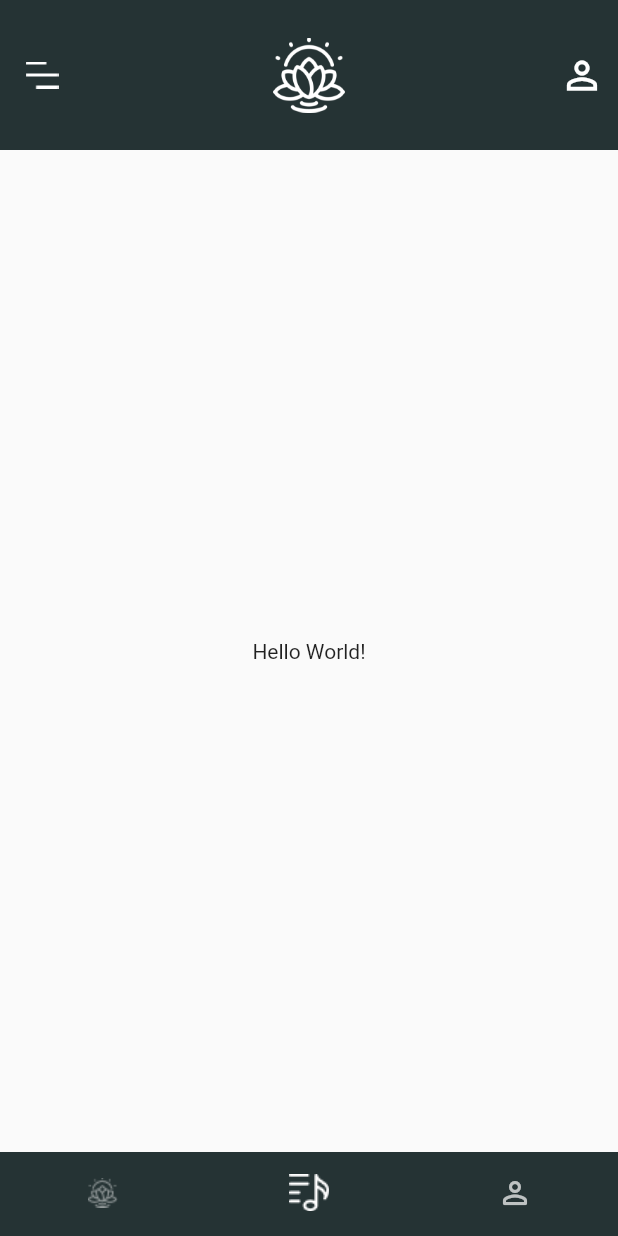
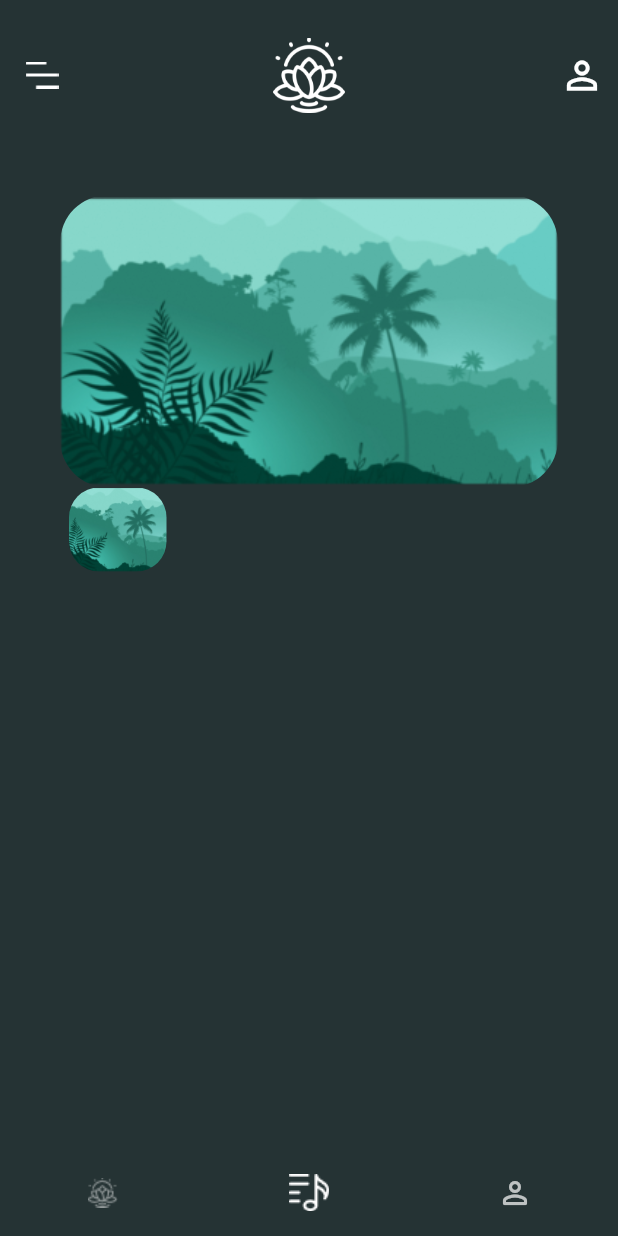
Before and after one commit to 5CYTH3/Yoguha, a Flutter app: the MainScreen screen opened directly, item 2 of the bottom bar chosen, on a phone screen of 412 x 824 dp. Run offline on Flutter 3.47's test engine with Material 2 defaults, Android fonts, the phone set to English and light mode, and no system bars; our stand-ins replace firebase_auth, firebase_core, google_fonts; accounts and stored records are empty.

Commit message:
🎎 Start building the playlist screen.

```diff
--- a/lib/src/views/playlist_screen.dart
+++ b/lib/src/views/playlist_screen.dart
@@ -5,10 +5,42 @@ class PlaylistScreenBody extends StatelessWidget {
 
   @override
   Widget build(BuildContext context) {
+    final maxWidth = MediaQuery.of(context).size.width;
+    final gray = Color(0xFFBEC2C2);
+		final cream = Color(0xFFF7F3F0);
+
+    List<AssetImage> imageList = [AssetImage(""), ];
+
     return Container(
-      child: Center(
-        child: Text("Hello World!"),
-      ),
+      width: maxWidth,
+      height: MediaQuery.of(context).size.height,
+      decoration: BoxDecoration(color: Theme.of(context).accentColor),
+      child: Padding(
+        padding: EdgeInsets.all(30),
+        child: Column(
+          children: [
+            Container(
+              margin: EdgeInsets.symmetric(horizontal: 10),
+              height: 195,
+              width: maxWidth,
+              decoration: BoxDecoration(image: DecorationImage(image: AssetImage("assets/illustrations/amazonia.png")), borderRadius: BorderRadius.all(Radius.circular(32))),
+            ),
+            Expanded(
+              child: ListView(
+                children: [
+                  ListTile(
+                    leading: Container(
+                      height: 65.0,
+                      width: 65.0,
+                      decoration: BoxDecoration(image: DecorationImage(image: AssetImage("assets/illustrations/amazonia.png"), fit: BoxFit.cover), borderRadius: BorderRadius.all(Radius.circular(20.0))),
+                    ),
+                  )
+                ]
+              ),
+            )
+          ],
+        ),
+      )
     );
   }
 }
```
